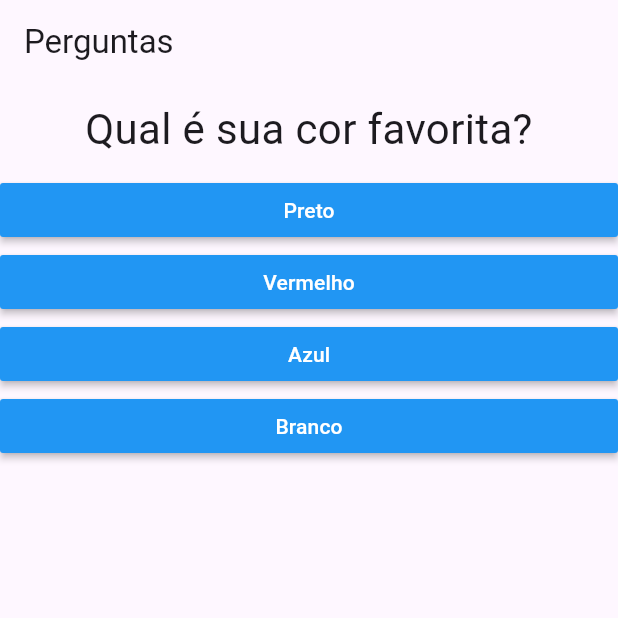
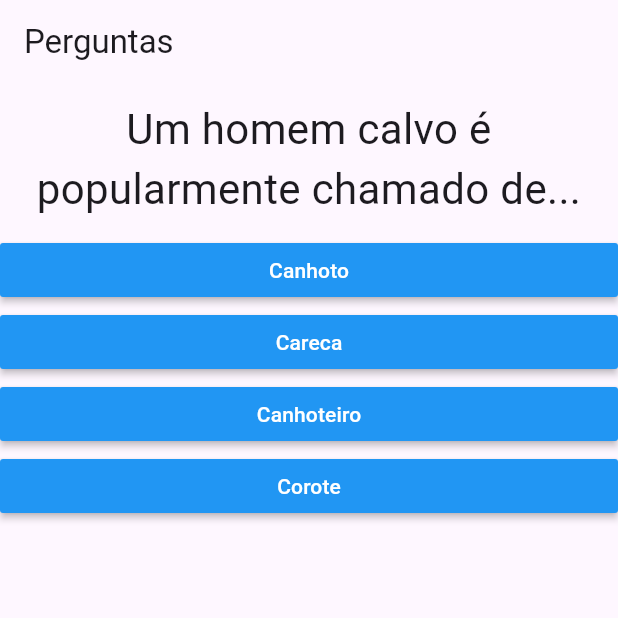
Before and after one commit to matsc99/project_question, a Flutter app: the screen it shows after launch, on a phone screen of 412 x 824 dp, the top half of it. Run offline on Flutter 3.47's test engine with Material 3 defaults, Android fonts, the light colour scheme and no system bars.

Commit message:
adicionando pontuacao

```diff
--- a/lib/main.dart
+++ b/lib/main.dart
@@ -6,21 +6,53 @@ main() => runApp(PerguntaApp());
 
 class _PerguntaAppState extends State<PerguntaApp> {
   var _perguntaSelecionada = 0;
+  var _pontuacaoTotal = 0;
   final _perguntas = const [
     {
-      'texto': 'Qual é sua cor favorita?',
-      'respostas': ['Preto', 'Vermelho', 'Azul', 'Branco'],
+      'texto': 'Um homem calvo é popularmente chamado de...',
+      'respostas': [
+        {'texto': 'Canhoto', 'pontuacao': 0},
+        {'texto': 'Careca', 'pontuacao': 10},
+        {'texto': 'Canhoteiro', 'pontuacao': 0},
+        {'texto': 'Corote', 'pontuacao': 0},
+      ],
     },
     {
-      'texto': 'Qual o seu animal favorito?',
-      'respostas': ['Coelho', 'Cobra', 'Elefante', 'Leão'],
+      'texto':
+          'Em que país foi realizada a Cop 27, evento que reuniu cerca de 90 chefes de Estado para discutir as mudanças climáticas, em 2022?',
+      'respostas': [
+        {'texto': 'Egito', 'pontuacao': 10},
+        {'texto': 'Equador', 'pontuacao': 0},
+        {'texto': 'Eslováquia', 'pontuacao': 0},
+        {'texto': 'Espanha', 'pontuacao': 0},
+      ],
+    },
+    {
+      'texto': 'A caxumba é uma doença causada por...',
+      'respostas': [
+        {'texto': 'Bactéria', 'pontuacao': 0},
+        {'texto': 'Fungo', 'pontuacao': 0},
+        {'texto': 'Protozoário', 'pontuacao': 0},
+        {'texto': 'Vírus', 'pontuacao': 10},
+      ],
+    },
+    {
+      'texto':
+          'Qual foi a primeira cidade do Brasil a receber Dom João VI na transferência da sede do governo português, em 1808?',
+      'respostas': [
+        {'texto': 'Recife', 'pontuacao': 0},
+        {'texto': 'Rio de Jnaeiro', 'pontuacao': 0},
+        {'texto': 'Salvador', 'pontuacao': 10},
+        {'texto': 'Porto Seguro', 'pontuacao': 0},
+      ],
     },
   ];
 
-  void _responder() {
+  void _responder(int pontuacao) {
     if (temPerguntaSelecionada) {
       setState(() {
         _perguntaSelecionada++;
+        _pontuacaoTotal += pontuacao;
       });
     }
   }
@@ -41,7 +73,7 @@ class _PerguntaAppState extends State<PerguntaApp> {
                   perguntas: _perguntas,
                   perguntaSelecionada: _perguntaSelecionada,
                   quandoResponder: _responder)
-              : Resultado()),
+              : Resultado(_pontuacaoTotal)),
     );
   }
 }
--- a/lib/questionario.dart
+++ b/lib/questionario.dart
@@ -5,7 +5,7 @@ import 'package:project_question/resposta.dart';
 class Questionario extends StatelessWidget {
   final List<Map<String, Object>> perguntas;
   final int perguntaSelecionada;
-  final void Function() quandoResponder;
+  final void Function(int) quandoResponder;
 
   Questionario({
     required this.perguntas,
@@ -19,14 +19,20 @@ class Questionario extends StatelessWidget {
 
   @override
   Widget build(BuildContext context) {
-    List<String> respostas = temPerguntaSelecionada
-        ? perguntas[perguntaSelecionada].cast()['respostas']
+    List<Map<String, Object>> respostas = temPerguntaSelecionada
+        ? perguntas[perguntaSelecionada]['respostas']
+            as List<Map<String, Object>>
         : [];
 
     return Column(
       children: <Widget>[
         Questao(perguntas[perguntaSelecionada]['texto'].toString()),
-        ...respostas.map((t) => Resposta(t, quandoResponder)).toList(),
+        ...respostas.map((resp) {
+          return Resposta(
+            resp['texto'].toString(),
+            () => quandoResponder(int.parse(resp['pontuacao'].toString())),
+          );
+        }).toList(),
       ],
     );
   }
--- a/lib/resultado.dart
+++ b/lib/resultado.dart
@@ -1,11 +1,29 @@
 import 'package:flutter/material.dart';
 
 class Resultado extends StatelessWidget {
+  final int pontuacao;
+
+  Resultado(this.pontuacao);
+
+  String get fraseResultado {
+    if (pontuacao < 10) {
+      return 'Errou tudo!';
+    } else if (pontuacao < 20) {
+      return 'Parabéns!';
+    } else if (pontuacao < 30) {
+      return 'Muito bom!';
+    } else if (pontuacao < 40) {
+      return 'Impressionante!';
+    } else {
+      return 'Nível Jedi!';
+    }
+  }
+
   @override
   Widget build(BuildContext context) {
     return Center(
       child: Text(
-        'Parabéns!',
+        fraseResultado,
         style: TextStyle(fontSize: 28),
       ),
     );
```
